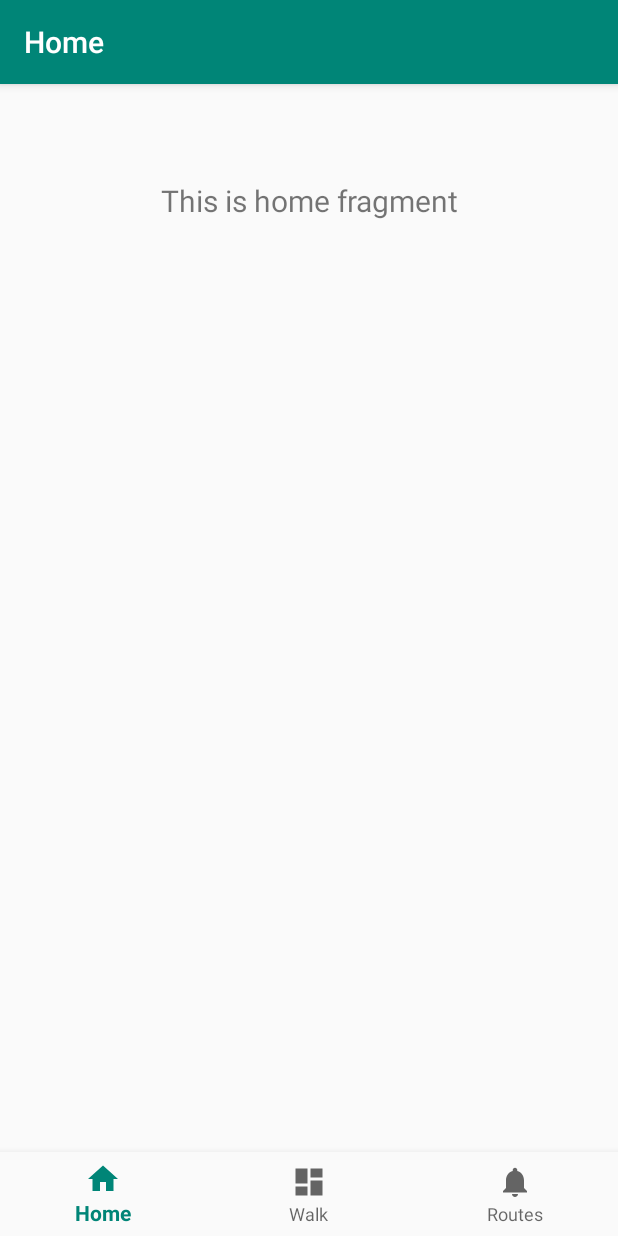
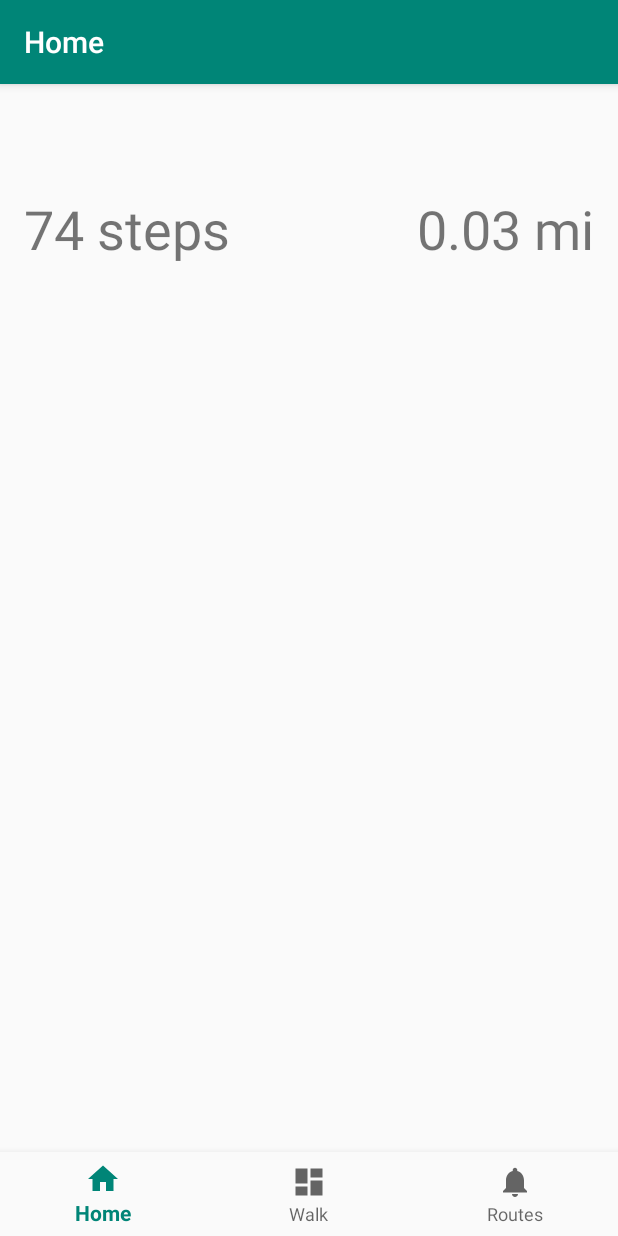
Before and after one commit to UCSD-CSE-110-2020/team-project-team6, an Android app: the screen it shows after launch (MainActivity), on a phone screen of 412 x 824 dp. Run offline under Robolectric (Android 15) with nearby library versions, the phone set to English and light mode, and no system bars; our stand-ins replace navigation-ui.

Commit message:
Write an example home UI and viewmodel ui

```diff
--- a/app/src/main/java/com/example/team_project_team6/ui/home/HomeFragment.java
+++ b/app/src/main/java/com/example/team_project_team6/ui/home/HomeFragment.java
@@ -10,6 +10,7 @@ import androidx.annotation.Nullable;
 import androidx.annotation.NonNull;
 import androidx.fragment.app.Fragment;
 import androidx.lifecycle.Observer;
+import androidx.lifecycle.ViewModelProvider;
 import androidx.lifecycle.ViewModelProviders;
 
 import com.example.team_project_team6.R;
@@ -20,16 +21,23 @@ public class HomeFragment extends Fragment {
 
     public View onCreateView(@NonNull LayoutInflater inflater,
                              ViewGroup container, Bundle savedInstanceState) {
-        homeViewModel =
-                ViewModelProviders.of(this).get(HomeViewModel.class);
+        homeViewModel = new ViewModelProvider(this).get(HomeViewModel.class);
         View root = inflater.inflate(R.layout.fragment_home, container, false);
-        final TextView textView = root.findViewById(R.id.text_home);
-        homeViewModel.getText().observe(this, new Observer<String>() {
+
+        final TextView dailySteps = root.findViewById(R.id.textDailySteps);
+        final TextView dailyDist = root.findViewById(R.id.textDailyDist);
+        homeViewModel.getDailySteps().observe(getViewLifecycleOwner(), new Observer<Integer>() {
             @Override
-            public void onChanged(@Nullable String s) {
-                textView.setText(s);
+            public void onChanged(@Nullable Integer num) {
+                final int height_in_inches = 66;
+                final double stride_dist_in_ft = (0.413 * (double)height_in_inches) / 12.0;
+                double dist = stride_dist_in_ft * num / 5280.0;
+
+                dailySteps.setText(num.toString() + " steps");
+                dailyDist.setText(String.format("%.2f", dist) + " mi");
             }
         });
+
         return root;
     }
 }
--- a/app/src/main/java/com/example/team_project_team6/ui/home/HomeViewModel.java
+++ b/app/src/main/java/com/example/team_project_team6/ui/home/HomeViewModel.java
@@ -1,19 +1,51 @@
 package com.example.team_project_team6.ui.home;
+
+import android.os.AsyncTask;
 
 import androidx.lifecycle.LiveData;
 import androidx.lifecycle.MutableLiveData;
 import androidx.lifecycle.ViewModel;
 
+import java.util.Random;
+
 public class HomeViewModel extends ViewModel {
 
-    private MutableLiveData<String> mText;
+    private MutableLiveData<Integer> mDailySteps;
+    private Random rng;
 
     public HomeViewModel() {
-        mText = new MutableLiveData<>();
-        mText.setValue("This is home fragment");
+        AsyncTaskRunner runner = new AsyncTaskRunner();
+        runner.execute(1000); // update once a second
+
+        mDailySteps = new MutableLiveData<>();
     }
 
-    public LiveData<String> getText() {
-        return mText;
+    // to update this use an async thread and call mDailySteps.postValue
+    LiveData<Integer> getDailySteps() {
+        return mDailySteps;
+    }
+
+    private class AsyncTaskRunner extends AsyncTask<Integer, Integer, Integer> {
+        private Random rng;
+
+        @Override
+        protected void onPreExecute() {
+            rng = new Random(5);
+        }
+
+        @Override
+        protected Integer doInBackground(Integer... params) {
+            try {
+                while (true) {
+                    Thread.sleep(params[0]);
+
+                    mDailySteps.postValue(rng.nextInt(100));
+                }
+            } catch (InterruptedException e) {
+                e.printStackTrace();
+            }
+
+            return null;
+        }
     }
 }
--- a/app/src/main/java/com/example/team_project_team6/ui/notifications/NotificationsFragment.java
+++ b/app/src/main/java/com/example/team_project_team6/ui/routes/RoutesFragment.java
@@ -1,4 +1,4 @@
-package com.example.team_project_team6.ui.notifications;
+package com.example.team_project_team6.ui.routes;
 
 import android.os.Bundle;
 import android.view.LayoutInflater;
@@ -14,14 +14,14 @@ import androidx.lifecycle.ViewModelProviders;
 
 import com.example.team_project_team6.R;
 
-public class NotificationsFragment extends Fragment {
+public class RoutesFragment extends Fragment {
 
-    private NotificationsViewModel notificationsViewModel;
+    private RoutesViewModel notificationsViewModel;
 
     public View onCreateView(@NonNull LayoutInflater inflater,
                              ViewGroup container, Bundle savedInstanceState) {
         notificationsViewModel =
-                ViewModelProviders.of(this).get(NotificationsViewModel.class);
+                ViewModelProviders.of(this).get(RoutesViewModel.class);
         View root = inflater.inflate(R.layout.fragment_routes, container, false);
         final TextView textView = root.findViewById(R.id.text_routes);
         notificationsViewModel.getText().observe(this, new Observer<String>() {
--- a/app/src/main/java/com/example/team_project_team6/ui/notifications/NotificationsViewModel.java
+++ b/app/src/main/java/com/example/team_project_team6/ui/routes/RoutesViewModel.java
@@ -1,14 +1,14 @@
-package com.example.team_project_team6.ui.notifications;
+package com.example.team_project_team6.ui.routes;
 
 import androidx.lifecycle.LiveData;
 import androidx.lifecycle.MutableLiveData;
 import androidx.lifecycle.ViewModel;
 
-public class NotificationsViewModel extends ViewModel {
+public class RoutesViewModel extends ViewModel {
 
     private MutableLiveData<String> mText;
 
-    public NotificationsViewModel() {
+    public RoutesViewModel() {
         mText = new MutableLiveData<>();
         mText.setValue("This is notifications fragment");
     }
--- a/app/src/main/res/layout/fragment_home.xml
+++ b/app/src/main/res/layout/fragment_home.xml
@@ -1,19 +1,30 @@
 <?xml version="1.0" encoding="utf-8"?>
 <androidx.constraintlayout.widget.ConstraintLayout xmlns:android="http://schemas.android.com/apk/res/android"
     xmlns:app="http://schemas.android.com/apk/res-auto"
+    xmlns:tools="http://schemas.android.com/tools"
     android:layout_width="match_parent"
     android:layout_height="match_parent">
 
     <TextView
-        android:id="@+id/text_home"
-        android:layout_width="match_parent"
+        android:id="@+id/textDailySteps"
+        android:layout_width="wrap_content"
         android:layout_height="wrap_content"
-        android:layout_marginStart="8dp"
-        android:layout_marginTop="8dp"
-        android:layout_marginEnd="8dp"
-        android:textAlignment="center"
-        android:textSize="20sp"
-        app:layout_constraintEnd_toEndOf="parent"
+        android:layout_marginStart="@dimen/activity_horizontal_margin"
+        android:layout_marginTop="@dimen/activity_vertical_margin"
+        android:text="@string/undefined"
+        android:textSize="36sp"
         app:layout_constraintStart_toStartOf="parent"
         app:layout_constraintTop_toTopOf="parent" />
+
+    <TextView
+        android:id="@+id/textDailyDist"
+        android:layout_width="wrap_content"
+        android:layout_height="wrap_content"
+        android:layout_marginTop="@dimen/activity_vertical_margin"
+        android:layout_marginEnd="@dimen/activity_horizontal_margin"
+        android:text="@string/undefined"
+        android:textSize="36sp"
+        app:layout_constraintEnd_toEndOf="parent"
+        app:layout_constraintTop_toTopOf="parent" />
+
 </androidx.constraintlayout.widget.ConstraintLayout>
--- a/app/src/main/res/navigation/mobile_navigation.xml
+++ b/app/src/main/res/navigation/mobile_navigation.xml
@@ -19,7 +19,7 @@
 
     <fragment
         android:id="@+id/navigation_routes"
-        android:name="com.example.team_project_team6.ui.notifications.NotificationsFragment"
+        android:name="com.example.team_project_team6.ui.routes.RoutesFragment"
         android:label="@string/title_routes"
         tools:layout="@layout/fragment_routes" />
 </navigation>
--- a/app/src/main/res/values/strings.xml
+++ b/app/src/main/res/values/strings.xml
@@ -4,4 +4,5 @@
     <string name="title_home">Home</string>
     <string name="title_walk">Walk</string>
     <string name="title_routes">Routes</string>
+    <string name="undefined">undefined</string>
 </resources>
```
